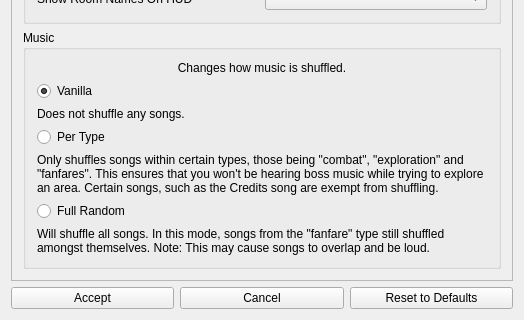
This is randovania/games/samus_returns/gui/ui_files/msr_cosmetic_patches_dialog.ui in randovania/randovania as Qt 5 draws it before an edit; both pictures show x 0 to 524 and y 450 to 770 of the 524 by 770 pixel window. The edited form follows.
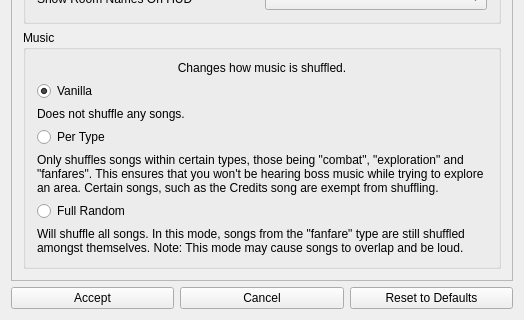
This is the edited form.

What changed in the file:
```diff
--- a/randovania/games/samus_returns/gui/ui_files/msr_cosmetic_patches_dialog.ui
+++ b/randovania/games/samus_returns/gui/ui_files/msr_cosmetic_patches_dialog.ui
@@ -496,7 +496,7 @@
           <item row="11" column="0">
            <widget class="QLabel" name="full_music_label">
             <property name="text">
-             <string>Will shuffle all songs. In this mode, songs from the &quot;fanfare&quot; type still shuffled amongst themselves. Note: This may cause songs to overlap and be loud.</string>
+             <string>Will shuffle all songs. In this mode, songs from the &quot;fanfare&quot; type are still shuffled amongst themselves. Note: This mode may cause songs to overlap and be loud.</string>
             </property>
             <property name="wordWrap">
              <bool>true</bool>
```
